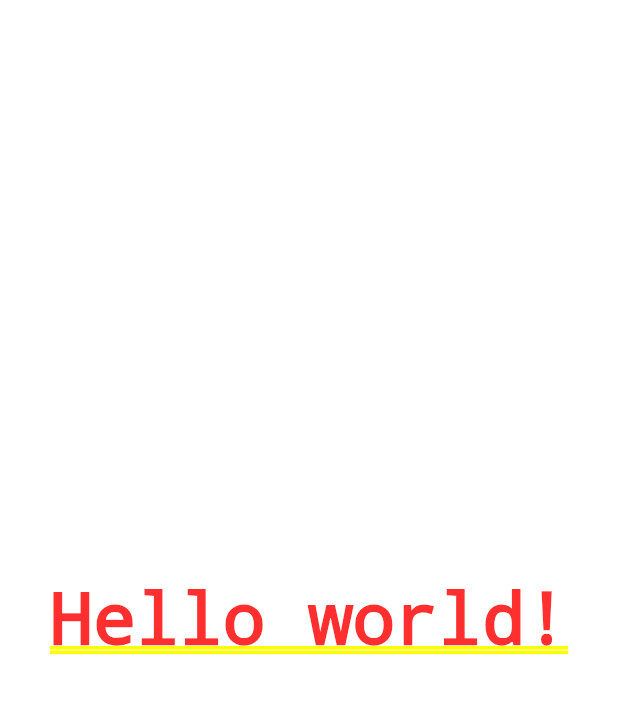
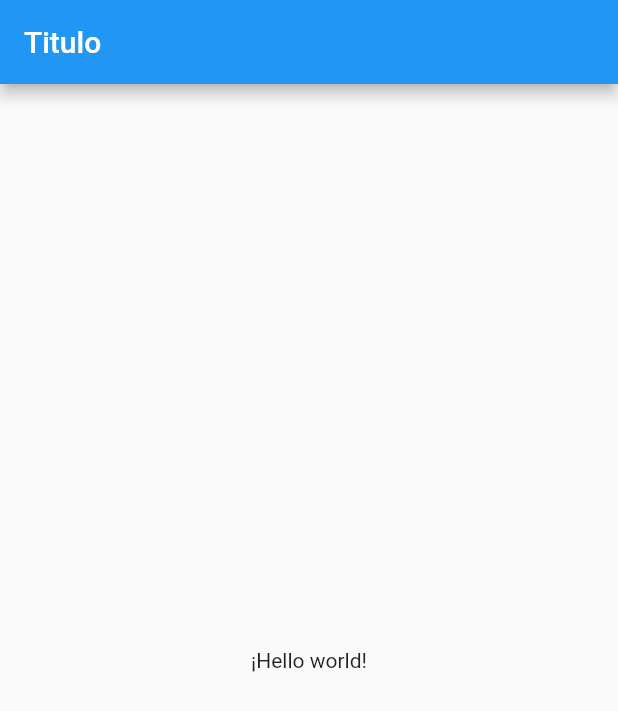
Before and after one commit to dtoledoz0207/flutter-counter, a Flutter app: the screen it shows after launch, on a phone screen of 412 x 824 dp. Shown: the top 711 px of the screen. Run offline on Flutter 3.47's test engine with Material 2 defaults, Android fonts, the phone set to English and light mode, and no system bars.

Commit message:
create-homePage-and-use-Scaffold-widget

```diff
--- a/lib/src/app.dart
+++ b/lib/src/app.dart
@@ -1,12 +1,12 @@
 import 'package:flutter/material.dart';
+
+import 'package:contador/src/pages/home_page.dart';
 
 class MyApp extends StatelessWidget {
   @override
   Widget build(BuildContext context) {
     return MaterialApp(
-      home: Center(
-        child: Text('Hello world!'),
-      ),
+      home: HomePage()
     );
   }
 
--- /dev/null
+++ b/lib/src/pages/home_page.dart
@@ -0,0 +1,15 @@
+import 'package:flutter/material.dart';
+
+class HomePage extends StatelessWidget {
+  @override
+  Widget build(BuildContext context) {
+    return Scaffold(
+      appBar: AppBar(
+        title: Text('Titulo'),
+      ),
+      body: Center(
+        child: Text('¡Hello world!')
+      ),
+    );
+  }
+}
```
